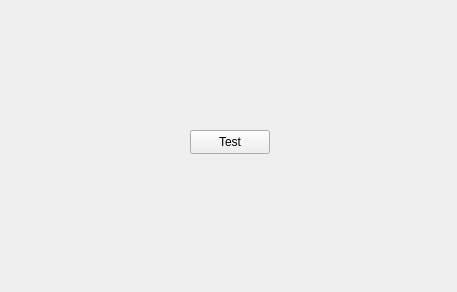
Old version of the form widget.ui in the repository stmxmv/ANPhoneTool.
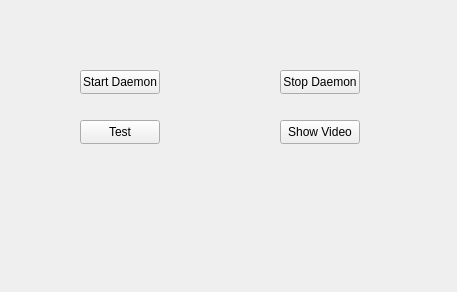
New version of the form.

```diff
--- a/widget.ui
+++ b/widget.ui
@@ -16,8 +16,8 @@
   <widget class="QPushButton" name="testButton">
    <property name="geometry">
     <rect>
-     <x>190</x>
-     <y>130</y>
+     <x>80</x>
+     <y>120</y>
      <width>80</width>
      <height>24</height>
     </rect>
@@ -26,6 +26,45 @@
     <string>Test</string>
    </property>
   </widget>
+  <widget class="QPushButton" name="videoButton">
+   <property name="geometry">
+    <rect>
+     <x>280</x>
+     <y>120</y>
+     <width>80</width>
+     <height>24</height>
+    </rect>
+   </property>
+   <property name="text">
+    <string>Show Video</string>
+   </property>
+  </widget>
+  <widget class="QPushButton" name="startDaemonButton">
+   <property name="geometry">
+    <rect>
+     <x>80</x>
+     <y>70</y>
+     <width>80</width>
+     <height>24</height>
+    </rect>
+   </property>
+   <property name="text">
+    <string>Start Daemon</string>
+   </property>
+  </widget>
+  <widget class="QPushButton" name="stopDaemonButton">
+   <property name="geometry">
+    <rect>
+     <x>280</x>
+     <y>70</y>
+     <width>80</width>
+     <height>24</height>
+    </rect>
+   </property>
+   <property name="text">
+    <string>Stop Daemon</string>
+   </property>
+  </widget>
  </widget>
  <resources/>
  <connections/>
```
